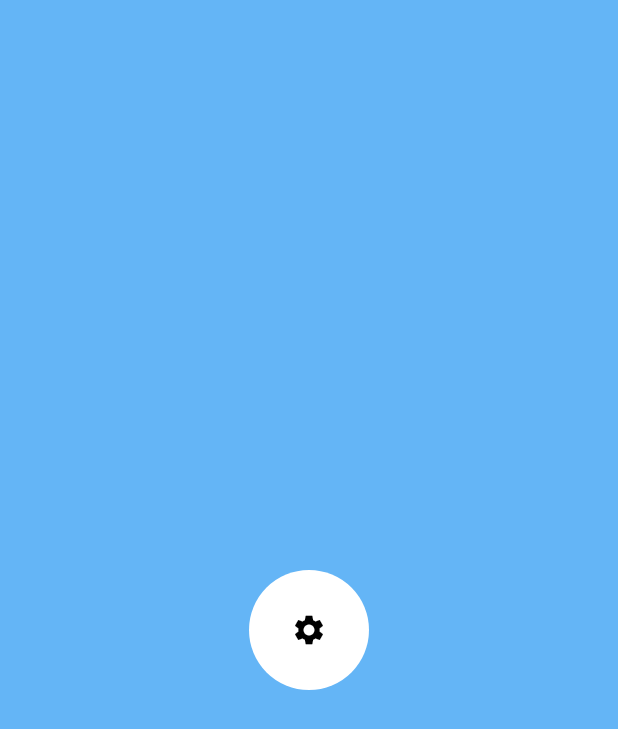
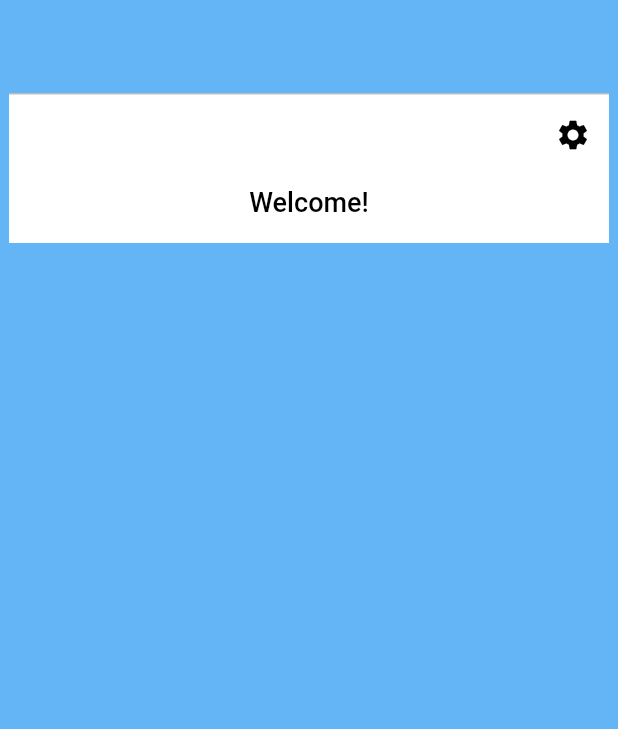
Before and after one commit to rothen98/OpenCSBDoor, a Flutter app: the MyHomePage screen opened directly, on a phone screen of 412 x 824 dp. Shown: the top 729 px of the screen. Run offline on Flutter 3.47's test engine with Material 2 defaults, Android fonts, the phone set to English and light mode, and no system bars; our stand-ins replace flutter_secure_storage, flutter_spinkit, logger; accounts and stored records are empty; network calls fail; Roboto replaces fonts that are missing (Montserrat).

Commit message:
Changed layout

```diff
--- a/lib/main.dart
+++ b/lib/main.dart
@@ -5,14 +5,9 @@ import 'package:http/http.dart' as http;
 import 'package:flutter/material.dart';
 
 import 'package:logger/logger.dart' as Logger;
-import 'package:open_csb_door/webservice.dart';
 
-import 'loading.dart';
-
-import 'result.dart';
 import 'splash.dart';
 import 'init.dart';
-import 'storage.dart';
 import 'settings.dart';
 import 'open_button.dart';
 import 'door.dart';
@@ -135,14 +130,14 @@ class _MyHomePageState extends State<MyHomePage> with TickerProviderStateMixin {
     } catch (err) {
       throw Exception(err.toString());
     }
-    logger.i(response.statusCode);
+    //logger.i(response.statusCode);
 
     if (response.statusCode == 200) {
       // If server returns an OK response, parse the JSON.
       final result = json.decode(response.body);
       Iterable list = result['doors'];
       List<Door> doors = list.map((model) => Door.fromJson(model)).toList();
-      logger.i(doors.toString());
+      //logger.i(doors.toString());
       setState(() {
         _fetchingData=false;
         _doors = doors;
@@ -162,10 +157,12 @@ class _MyHomePageState extends State<MyHomePage> with TickerProviderStateMixin {
     }
   }
 
-  Container _buildItemsForListView(BuildContext context, int index) {
-      return Container(
-        child:Center(child:OpenButton(door:_doors[index], size:240))//OpenButton(door:_doors[index])
-      );
+  Widget _buildItemsForListView(BuildContext context, int index) {
+      return Center(child:Container(
+        //height:240,
+        //width: 240,
+        child:OpenButton(door:_doors[index])//OpenButton(door:_doors[index])
+      ));
   }
 
   @override
@@ -174,41 +171,99 @@ class _MyHomePageState extends State<MyHomePage> with TickerProviderStateMixin {
 
     if (!this._showingSettings) {
 
-      Widget widgetToShow = Column(children:<Widget>[ListView.separated(
-        padding: const EdgeInsets.all(8),
-        shrinkWrap: true,
-
-          itemCount: _doors.length,
-          itemBuilder: _buildItemsForListView,
-          separatorBuilder: (BuildContext context, int index) => const Divider(color: Colors.transparent,),
-        ), Container(
-                          height: 80.0,
-                          width: 80.0,
-
-                          decoration: new BoxDecoration(
-                              shape: BoxShape.circle,
-                              color: Theme.of(context).accentColor),
-                              child:IconButton(
-                                icon: Icon(Icons.settings,color: Colors.black,),onPressed: this._toggleSettings,
-                              ))]);
 
 
-      openOrSettings = AnimatedSwitcher(
-          duration: const Duration(milliseconds: 500),
-          switchInCurve: Interval(
-            0.1,
-            0.5,
-            curve: Curves.linear,
+      Widget widgetToShow = Container(height:700, width:400, child:CustomScrollView(
+        slivers: <Widget>[
+          ///First sliver is the App Bar
+          SliverAppBar(
+            ///Properties of app bar
+
+            backgroundColor: Colors.white,
+            floating: false,
+            pinned: false,
+            expandedHeight: 100.0,
+
+            ///Properties of the App Bar when it is expanded
+            flexibleSpace: LayoutBuilder(
+                  builder: (BuildContext context, BoxConstraints constraints) {
+                // print('constraints=' + constraints.toString());
+                double top = constraints.biggest.height;
+                return FlexibleSpaceBar(
+                    centerTitle: true,
+                    title: AnimatedOpacity(
+                        duration: Duration(milliseconds: 300),
+                        //opacity: top == 80.0 ? 1.0 : 0.0,
+                        opacity: 1.0,
+                        child: Text(
+                          top > 90 ? "Welcome!":"Open the door",
+                          style: TextStyle(fontSize: 12.0),
+                        )),
+                    background:Container(
+                decoration: BoxDecoration(
+                  border: Border(
+                    top: BorderSide(
+                      color: Colors.black26,
+                      width: 1.0,
+                    ),
+                  ),
+                )));
+              }/*FlexibleSpaceBar(
+              centerTitle: true,
+              title: Text(
+                "Open a door",
+                style: TextStyle(
+                    color: Colors.black87,
+                    fontSize: 20.0,
+                    fontWeight: FontWeight.bold,
+                    ),
+              ),
+              background: Container(
+                decoration: BoxDecoration(
+                  border: Border(
+                    top: BorderSide(
+                      color: Colors.black26,
+                      width: 1.0,
+                    ),
+                  ),
+                ),
+              ),*/
+            ),
+            actions: <Widget>[
+    IconButton(
+      icon: const Icon(Icons.settings),
+      tooltip: 'Settings',
+      onPressed: this._toggleSettings,
+    ),
+  ]
           ),
-          switchOutCurve: Interval(
-            0.6,
-            1,
-            curve: Curves.linear,
-          ),
-          transitionBuilder: (Widget child, Animation<double> animation) {
-            return ScaleTransition(child: child, scale: animation);
-          },
-          child: widgetToShow);
+          SliverPadding(padding: EdgeInsets.only(top: 8.0),
+          sliver:
+          SliverGrid(
+            gridDelegate: SliverGridDelegateWithFixedCrossAxisCount(
+              mainAxisSpacing: 10.0,
+            crossAxisSpacing: 10.0,
+              ///no.of items in the horizontal axis
+              crossAxisCount: 2,
+            ),
+            ///Lazy building of list
+            delegate: SliverChildBuilderDelegate(
+                  (BuildContext context, int index) {
+                /// To convert this infinite list to a list with "n" no of items,
+                /// uncomment the following line:
+                /// if (index > n) return null;
+                return _buildItemsForListView(context,index);
+              },
+              /// Set childCount to limit no.of items
+               childCount: _doors.length,
+            ),
+          ))
+        ],
+      ));
+
+
+
+      openOrSettings = widgetToShow;
     } else {
       openOrSettings = Column(
           mainAxisAlignment: MainAxisAlignment.center,
```
Also changed, not shown: lib/loading.dart (+8 -7 lines), lib/open_button.dart (+12 -15 lines), lib/result.dart (+8 -8 lines), images/csb.png (added).
